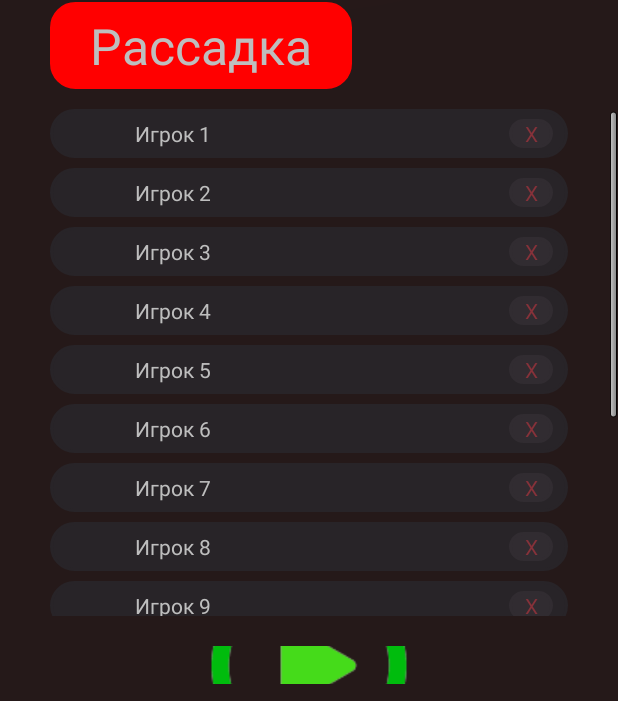
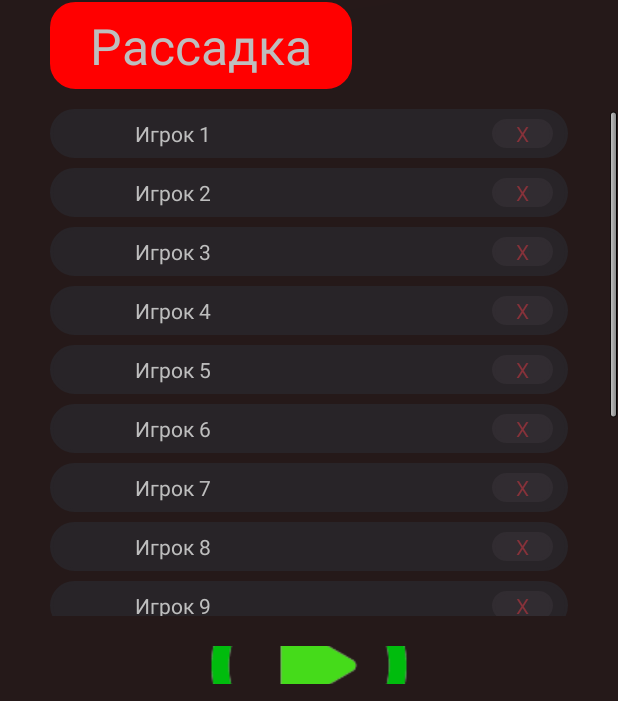
Before and after one commit to ColdBlod/10.Mafia, an Android app built with Jetpack Compose: the layout lst_of_players_start.xml on its own in the app's theme, with its tools: preview values and no code run, on a phone screen of 412 x 824 dp. Shown: the part 532-1233 px from the top of the screen. Run offline under Robolectric (Android 15) with nearby library versions, the phone set to English and light mode, and no system bars.

Commit message:
16.02.25

```diff
--- a/app/src/main/res/layout/lst_of_players_start.xml
+++ b/app/src/main/res/layout/lst_of_players_start.xml
@@ -104,7 +104,7 @@
                             android:id="@+id/player_1_btn"
                             android:layout_width="match_parent"
                             android:layout_height="wrap_content"
-                            android:layout_weight="10"
+                            android:layout_weight="7"
                             android:background="@drawable/btn_element"
                             android:textColor="@color/lst_players_btn"
                             android:text="X"/>
@@ -131,7 +131,7 @@
                             android:id="@+id/player_2_btn"
                             android:layout_width="match_parent"
                             android:layout_height="wrap_content"
-                            android:layout_weight="10"
+                            android:layout_weight="7"
                             android:background="@drawable/btn_element"
                             android:textColor="@color/lst_players_btn"
                             android:text="X"/>
@@ -158,7 +158,7 @@
                             android:id="@+id/player_3_btn"
                             android:layout_width="match_parent"
                             android:layout_height="wrap_content"
-                            android:layout_weight="10"
+                            android:layout_weight="7"
                             android:background="@drawable/btn_element"
                             android:textColor="@color/lst_players_btn"
                             android:text="X"/>
@@ -185,7 +185,7 @@
                             android:id="@+id/player_4_btn"
                             android:layout_width="match_parent"
                             android:layout_height="wrap_content"
-                            android:layout_weight="10"
+                            android:layout_weight="7"
                             android:background="@drawable/btn_element"
                             android:textColor="@color/lst_players_btn"
                             android:text="X"/>
@@ -212,7 +212,7 @@
                             android:id="@+id/player_5_btn"
                             android:layout_width="match_parent"
                             android:layout_height="wrap_content"
-                            android:layout_weight="10"
+                            android:layout_weight="7"
                             android:background="@drawable/btn_element"
                             android:textColor="@color/lst_players_btn"
                             android:text="X"/>
@@ -239,7 +239,7 @@
                             android:id="@+id/player_6_btn"
                             android:layout_width="match_parent"
                             android:layout_height="wrap_content"
-                            android:layout_weight="10"
+                            android:layout_weight="7"
                             android:background="@drawable/btn_element"
                             android:textColor="@color/lst_players_btn"
                             android:text="X"/>
@@ -266,7 +266,7 @@
                             android:id="@+id/player_7_btn"
                             android:layout_width="match_parent"
                             android:layout_height="wrap_content"
-                            android:layout_weight="10"
+                            android:layout_weight="7"
                             android:background="@drawable/btn_element"
                             android:textColor="@color/lst_players_btn"
                             android:text="X"/>
@@ -293,7 +293,7 @@
                             android:id="@+id/player_8_btn"
                             android:layout_width="match_parent"
                             android:layout_height="wrap_content"
-                            android:layout_weight="10"
+                            android:layout_weight="7"
                             android:background="@drawable/btn_element"
                             android:textColor="@color/lst_players_btn"
                             android:text="X"/>
@@ -320,7 +320,7 @@
                             android:id="@+id/player_9_btn"
                             android:layout_width="match_parent"
                             android:layout_height="wrap_content"
-                            android:layout_weight="10"
+                            android:layout_weight="7"
                             android:background="@drawable/btn_element"
                             android:textColor="@color/lst_players_btn"
                             android:text="X"/>
@@ -347,7 +347,7 @@
                             android:id="@+id/player_10_btn"
                             android:layout_width="match_parent"
                             android:layout_height="wrap_content"
-                            android:layout_weight="10"
+                            android:layout_weight="7"
                             android:background="@drawable/btn_element"
                             android:textColor="@color/lst_players_btn"
                             android:text="X"/>
@@ -374,7 +374,7 @@
                             android:id="@+id/player_11_btn"
                             android:layout_width="match_parent"
                             android:layout_height="wrap_content"
-                            android:layout_weight="10"
+                            android:layout_weight="7"
                             android:background="@drawable/btn_element"
                             android:textColor="@color/lst_players_btn"
                             android:text="X"/>
@@ -401,7 +401,7 @@
                             android:id="@+id/player_12_btn"
                             android:layout_width="match_parent"
                             android:layout_height="wrap_content"
-                            android:layout_weight="10"
+                            android:layout_weight="7"
                             android:background="@drawable/btn_element"
                             android:textColor="@color/lst_players_btn"
                             android:text="X"/>
@@ -428,7 +428,7 @@
                             android:id="@+id/player_13_btn"
                             android:layout_width="match_parent"
                             android:layout_height="wrap_content"
-                            android:layout_weight="10"
+                            android:layout_weight="7"
                             android:background="@drawable/btn_element"
                             android:textColor="@color/lst_players_btn"
                             android:text="X"/>
@@ -455,7 +455,7 @@
                             android:id="@+id/player_14_btn"
                             android:layout_width="match_parent"
                             android:layout_height="wrap_content"
-                            android:layout_weight="10"
+                            android:layout_weight="7"
                             android:background="@drawable/btn_element"
                             android:textColor="@color/lst_players_btn"
                             android:text="X"/>
--- a/app/src/main/res/values/colors.xml
+++ b/app/src/main/res/values/colors.xml
@@ -11,8 +11,9 @@
     <color name="lst_players_btn">#86323a</color>
     <color name="background_keyboard_lst_players">#251919</color>
     <color name="cancel_keyboard_lst_players">#5a1717</color>
+    <color name="cancel_keyboard_clicked_lst_players">#430000</color>
     <color name="background">#261212</color>
-    <color name="btn_selected_lst_players">#969696</color>
-    <color name="btn_is_selecting_lst_players">#505050</color>
+    <color name="btn_selected_lst_players">#7d7d89</color>
+    <color name="btn_is_selecting_lst_players">#3c3c3c</color>
     <color name="nothing"></color>
 </resources>
```
Also changed, not shown: app/src/main/java/com/gamegenius/Mafia/MainActivity.kt (+93 -26 lines), 2 other files.
